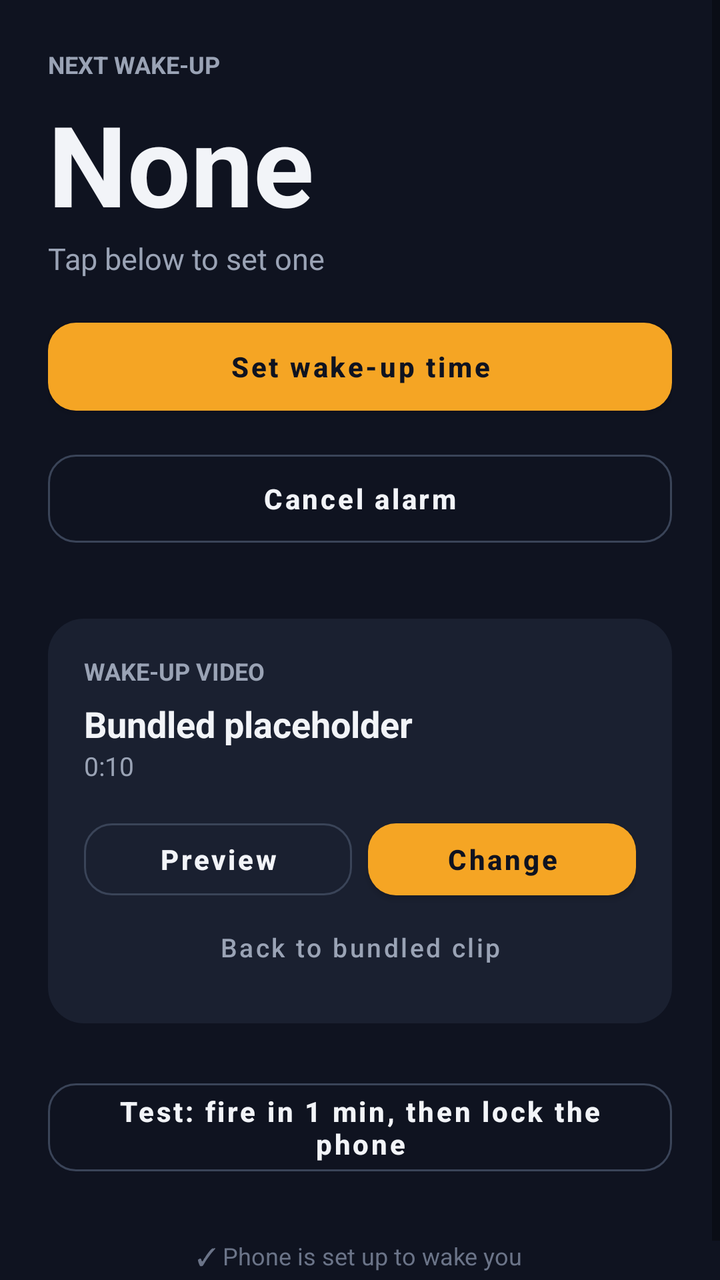
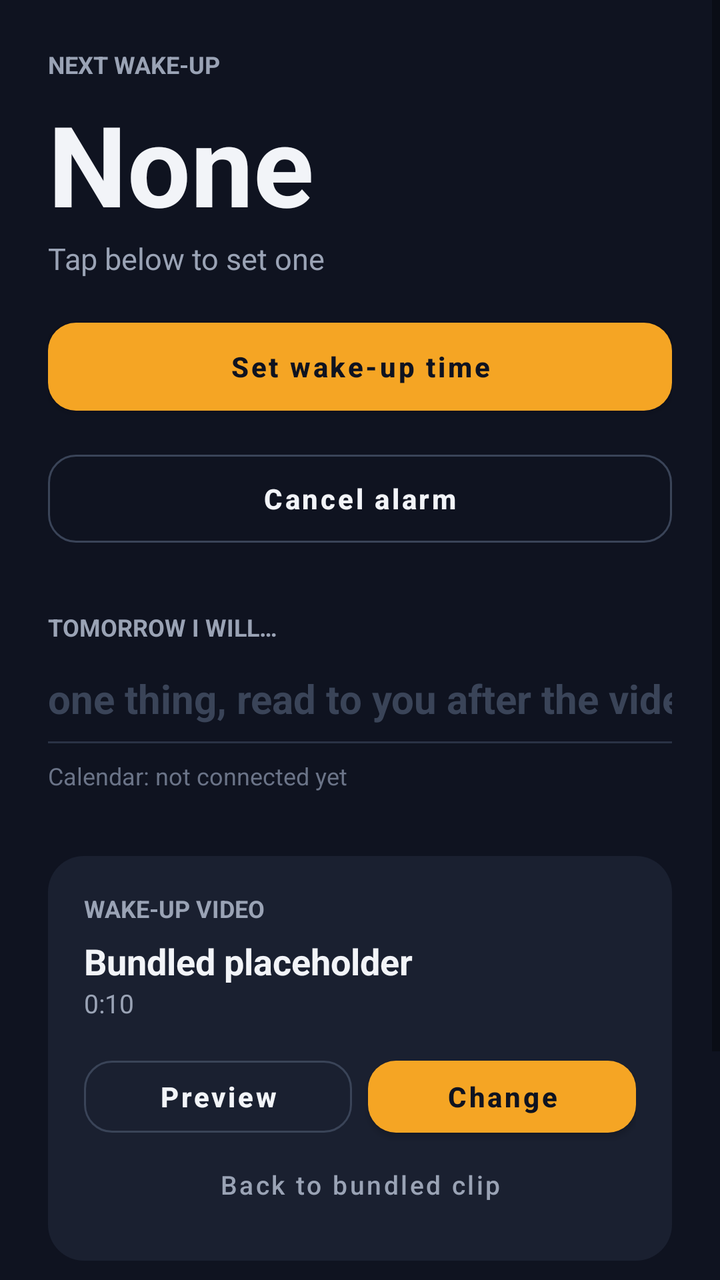

Before-and-after screenshots of an Android layout around one commit, followed by the original layout XML and the change that was made.
<!-- AndroidManifest.xml: application theme Theme.WhyNotYou -->
<!-- res/layout/activity_main.xml -->
<?xml version="1.0" encoding="utf-8"?>
<ScrollView xmlns:android="http://schemas.android.com/apk/res/android"
    android:layout_width="match_parent"
    android:layout_height="match_parent"
    android:background="#0F1320"
    android:fillViewport="true">

    <LinearLayout
        android:layout_width="match_parent"
        android:layout_height="wrap_content"
        android:orientation="vertical"
        android:padding="24dp"
        android:paddingTop="48dp">

        
        <LinearLayout
            android:id="@+id/row_warning"
            android:layout_width="match_parent"
            android:layout_height="wrap_content"
            android:layout_marginBottom="20dp"
            android:background="@drawable/bg_card_amber"
            android:gravity="center_vertical"
            android:orientation="horizontal"
            android:padding="14dp"
            android:visibility="gone">
            <TextView
                android:id="@+id/txt_warning"
                android:layout_width="0dp"
                android:layout_height="wrap_content"
                android:layout_weight="1"
                android:text="1 permission missing — the alarm may not fire"
                android:textColor="#F2F4F8"
                android:textSize="13sp"
                android:textStyle="bold" />
            <TextView
                android:layout_width="wrap_content"
                android:layout_height="wrap_content"
                android:text="Fix"
                android:textColor="#F5A524"
                android:textSize="13sp"
                android:textStyle="bold" />
        </LinearLayout>

        <TextView
            android:layout_width="wrap_content"
            android:layout_height="wrap_content"
            android:text="NEXT WAKE-UP"
            android:textColor="#9AA3B5"
            android:textSize="12sp"
            android:textStyle="bold" />

        <TextView
            android:id="@+id/txt_next_time"
            android:layout_width="wrap_content"
            android:layout_height="wrap_content"
            android:layout_marginTop="4dp"
            android:text="None"
            android:textColor="#F2F4F8"
            android:textSize="56sp"
            android:textStyle="bold" />

        <TextView
            android:id="@+id/txt_next_sub"
            android:layout_width="wrap_content"
            android:layout_height="wrap_content"
            android:text="Tap below to set one"
            android:textColor="#9AA3B5"
            android:textSize="15sp" />

        <Button
            android:id="@+id/btn_set_time"
            style="@style/PrimaryButton"
            android:layout_marginTop="16dp"
            android:text="Set wake-up time" />

        <Button
            android:id="@+id/btn_cancel"
            style="@style/SecondaryButton"
            android:text="Cancel alarm" />

        
        <LinearLayout
            android:layout_width="match_parent"
            android:layout_height="wrap_content"
            android:layout_marginTop="32dp"
            android:background="@drawable/bg_card"
            android:orientation="vertical"
            android:padding="18dp">

            <TextView
                android:layout_width="wrap_content"
                android:layout_height="wrap_content"
                android:text="WAKE-UP VIDEO"
                android:textColor="#9AA3B5"
                android:textSize="12sp"
                android:textStyle="bold" />

            <TextView
                android:id="@+id/txt_video"
                android:layout_width="wrap_content"
                android:layout_height="wrap_content"
                android:layout_marginTop="6dp"
                android:text="Bundled placeholder"
                android:textColor="#F2F4F8"
                android:textSize="18sp"
                android:textStyle="bold" />

            <TextView
                android:id="@+id/txt_video_sub"
                android:layout_width="wrap_content"
                android:layout_height="wrap_content"
                android:text="0:10"
                android:textColor="#9AA3B5"
                android:textSize="13sp" />

            <LinearLayout
                android:layout_width="match_parent"
                android:layout_height="wrap_content"
                android:layout_marginTop="14dp"
                android:orientation="horizontal">
                <Button
                    android:id="@+id/btn_preview"
                    style="@style/SecondaryButton"
                    android:layout_width="0dp"
                    android:layout_height="48dp"
                    android:layout_marginTop="0dp"
                    android:layout_marginEnd="8dp"
                    android:layout_weight="1"
                    android:text="Preview" />
                <Button
                    android:id="@+id/btn_pick_video"
                    style="@style/PrimaryButton"
                    android:layout_width="0dp"
                    android:layout_height="48dp"
                    android:layout_marginTop="0dp"
                    android:layout_weight="1"
                    android:text="Change" />
            </LinearLayout>

            <Button
                android:id="@+id/btn_reset_video"
                android:layout_width="wrap_content"
                android:layout_height="40dp"
                android:layout_gravity="center_horizontal"
                android:background="@android:color/transparent"
                android:text="Back to bundled clip"
                android:textAllCaps="false"
                android:textColor="#9AA3B5"
                android:textSize="13sp" />
        </LinearLayout>

        
        <Button
            android:id="@+id/btn_test_1min"
            style="@style/SecondaryButton"
            android:layout_marginTop="24dp"
            android:text="Test: fire in 1 min, then lock the phone" />

        <TextView
            android:id="@+id/txt_status_line"
            android:layout_width="wrap_content"
            android:layout_height="wrap_content"
            android:layout_gravity="center_horizontal"
            android:layout_marginTop="28dp"
            android:text="✓ Phone is set up to wake you"
            android:textColor="#6B7488"
            android:textSize="12sp" />
    </LinearLayout>
</ScrollView>
<!-- resources referenced by this layout -->
<resources>
  <!-- drawable bg_card (drawable) -->
  <?xml version="1.0" encoding="utf-8"?>
  <shape xmlns:android="http://schemas.android.com/apk/res/android" android:shape="rectangle">
      <solid android:color="#1A2030" />
      <corners android:radius="18dp" />
  </shape>
  <!-- drawable bg_card_amber (drawable) -->
  <?xml version="1.0" encoding="utf-8"?>
  <shape xmlns:android="http://schemas.android.com/apk/res/android" android:shape="rectangle">
      <solid android:color="#3A2A10" />
      <stroke android:width="1dp" android:color="#F5A524" />
      <corners android:radius="16dp" />
  </shape>
  <style name="PrimaryButton" parent="Widget.MaterialComponents.Button">
          <item name="android:layout_width">match_parent</item>
          <item name="android:layout_height">56dp</item>
          <item name="android:layout_marginTop">10dp</item>
          <item name="android:textAllCaps">false</item>
          <item name="android:textStyle">bold</item>
          <item name="backgroundTint">#F5A524</item>
          <item name="android:textColor">#0F1320</item>
          <item name="cornerRadius">14dp</item>
      </style>
  <style name="SecondaryButton" parent="Widget.MaterialComponents.Button.OutlinedButton">
          <item name="android:layout_width">match_parent</item>
          <item name="android:layout_height">56dp</item>
          <item name="android:layout_marginTop">10dp</item>
          <item name="android:textAllCaps">false</item>
          <item name="android:textStyle">bold</item>
          <item name="android:textColor">#F2F4F8</item>
          <item name="strokeColor">#3A4458</item>
          <item name="cornerRadius">14dp</item>
      </style>
  <style name="Theme.WhyNotYou" parent="Theme.MaterialComponents.DayNight.NoActionBar">
          <item name="colorPrimary">#F5A524</item>
          <item name="colorOnPrimary">#0F1320</item>
          <item name="android:statusBarColor">#0F1320</item>
          <item name="android:navigationBarColor">#0F1320</item>
          <item name="android:windowBackground">#0F1320</item>
      </style>
</resources>

<!-- the commit's change to res/layout/activity_main.xml (unified diff, before → after) -->
@@ -77,6 +77,45 @@
             android:id="@+id/btn_cancel"
             style="@style/SecondaryButton"
             android:text="Cancel alarm" />
+
+        <TextView
+            android:layout_width="wrap_content"
+            android:layout_height="wrap_content"
+            android:layout_marginTop="28dp"
+            android:text="TOMORROW I WILL…"
+            android:textColor="#9AA3B5"
+            android:textSize="12sp"
+            android:textStyle="bold" />
+
+        <EditText
+            android:id="@+id/edit_intention"
+            android:layout_width="match_parent"
+            android:layout_height="wrap_content"
+            android:layout_marginTop="6dp"
+            android:background="@android:color/transparent"
+            android:hint="one thing, read to you after the video"
+            android:imeOptions="actionDone"
+            android:inputType="textCapSentences"
+            android:maxLines="2"
+            android:paddingVertical="8dp"
+            android:textColor="#F2F4F8"
+            android:textColorHint="#3A4458"
+            android:textSize="20sp"
+            android:textStyle="bold" />
+
+        <View
+            android:layout_width="match_parent"
+            android:layout_height="1dp"
+            android:background="#2A3245" />
+
+        <TextView
+            android:id="@+id/txt_brief_status"
+            android:layout_width="wrap_content"
+            android:layout_height="wrap_content"
+            android:layout_marginTop="8dp"
+            android:text="Calendar: not connected yet"
+            android:textColor="#6B7488"
+            android:textSize="12sp" />
 
         
         <LinearLayout
